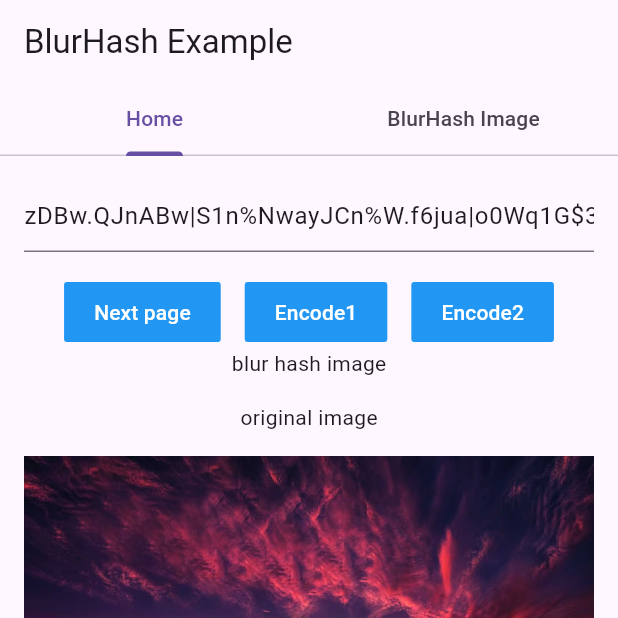
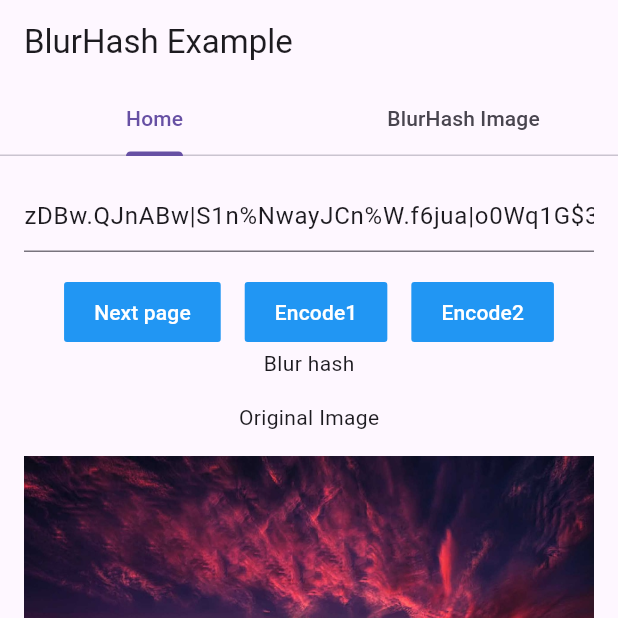
Before and after one commit to devtanvirmahtab/flutter_blur_hash, a Flutter app: the screen it shows after launch, on a phone screen of 412 x 824 dp, the top half of it. Run offline on Flutter 3.47's test engine with Material 3 defaults, Android fonts, the phone set to English and light mode, and no system bars; our stand-ins replace transparent_image; missing offline and left inert: blurhash.

Commit message:
change something

```diff
--- a/lib/home_page.dart
+++ b/lib/home_page.dart
@@ -99,7 +99,7 @@ class HomePageState extends State<HomePage> {
                 ),
               ]),
             ),
-            const Text("blur hash image"),
+            const Text("Blur hash"),
 
             Padding(
               padding: const EdgeInsets.only(top: 16.0),
@@ -113,7 +113,7 @@ class HomePageState extends State<HomePage> {
                 ),
               ),
             ),
-            const Text("original image"),
+            const Text("Original Image"),
             Padding(
               padding: const EdgeInsets.only(top: 16.0),
               child: FractionallySizedBox(
```
